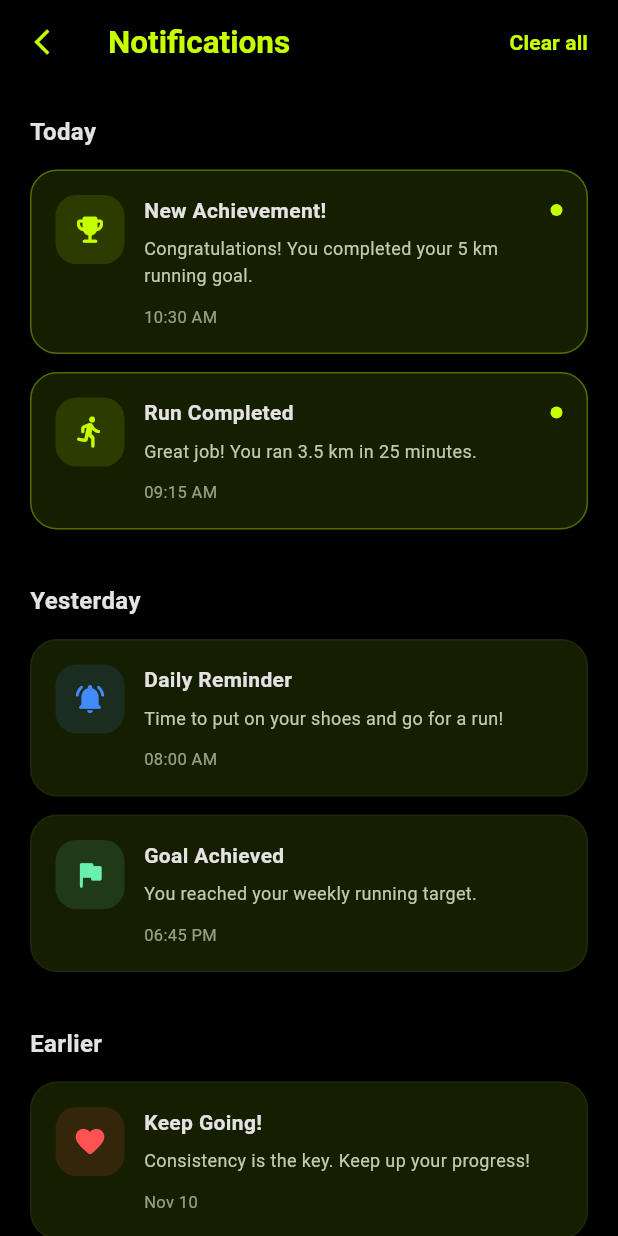
After one commit to TanvirAlHasib/runner, a Flutter app: the NotificationScreen screen opened by its route, on a phone screen of 412 x 824 dp. The commit adds this screen. Run offline on Flutter 3.47's test engine with Material 3 defaults, Android fonts, the phone set to English and light mode, and no system bars; our stand-ins replace cloud_firestore, firebase_core, fl_chart, flutter_local_notifications, flutter_svg, geolocator and 3 more; missing offline and left inert: flutter_polyline_points; accounts and stored records are empty.

Commit message:
feat: add basic notification screen

```diff
--- a/lib/routes/app_routes.dart
+++ b/lib/routes/app_routes.dart
@@ -4,6 +4,7 @@ import 'package:runner/constraints/color_constraints.dart';
 import 'package:runner/models/run_details_model.dart';
 import 'package:runner/screens/home_screen.dart';
 import 'package:runner/screens/map_screen.dart';
+import 'package:runner/screens/notification_screen.dart';
 import 'package:runner/screens/run_complete_preview.dart';
 import 'package:runner/screens/run_screen.dart';
 import 'package:runner/screens/splash_screen.dart';
@@ -16,6 +17,12 @@ final GoRouter router = GoRouter(
       path: "/",
       name: "splash",
       builder: (context, state) => SplashScreen(),
+    ),
+    // for notification screen
+    GoRoute(
+      path: "/notification",
+      name: "notification",
+      builder: (context, state) => NotificationScreen(),
     ),
     // for stateful bottom navigation
     StatefulShellRoute.indexedStack(
--- a/lib/screens/home_screen.dart
+++ b/lib/screens/home_screen.dart
@@ -1,5 +1,6 @@
 import 'package:fl_chart/fl_chart.dart';
 import 'package:flutter/material.dart';
+import 'package:go_router/go_router.dart';
 import 'package:lottie/lottie.dart';
 import 'package:runner/constraints/color_constraints.dart';
 
@@ -280,7 +281,9 @@ class _HomeScreenState extends State<HomeScreen> {
       automaticallyImplyLeading: false,
       actions: [
         IconButton(
-          onPressed: () {},
+          onPressed: () {
+            context.pushNamed("notification");
+          },
           icon: Icon(Icons.notifications_none, color: Color(ColorConstraints.buttonColor)),
         )
       ],
--- /dev/null
+++ b/lib/screens/notification_screen.dart
@@ -0,0 +1,226 @@
+
+import 'package:flutter/material.dart';
+import 'package:runner/constraints/color_constraints.dart';
+
+class NotificationScreen extends StatelessWidget {
+  const NotificationScreen({super.key});
+
+  Color get background => Color(ColorConstraints.splashBackground_0);
+  Color get cardColor => Color(ColorConstraints.backGroundColor);
+  Color get accent => Color(ColorConstraints.buttonColor);
+  Color get primaryText => Color(ColorConstraints.headLineFontColor);
+  Color get secondaryText => Color(ColorConstraints.bodyFontColor);
+
+  @override
+  Widget build(BuildContext context) {
+    return Scaffold(
+      backgroundColor: background,
+      appBar: AppBar(
+        backgroundColor: background,
+        elevation: 0,
+        leading: IconButton(
+          onPressed: () => Navigator.pop(context),
+          icon: Icon(
+            Icons.arrow_back_ios_new,
+            color: Color(ColorConstraints.buttonColor),
+            size: 20,
+          ),
+        ),
+        title: Text(
+          'Notifications',
+          style: TextStyle(
+            color: Color(ColorConstraints.buttonColor),
+            fontWeight: FontWeight.bold,
+            fontSize: 21,
+          ),
+        ),
+        actions: [
+          TextButton(
+            onPressed: () {},
+            child: Text(
+              'Clear all',
+              style: TextStyle(
+                color: accent,
+                fontWeight: FontWeight.w600,
+              ),
+            ),
+          ),
+          const SizedBox(width: 8),
+        ],
+      ),
+      body: ListView(
+        padding: const EdgeInsets.all(20),
+        children: [
+          _sectionTitle('Today', primaryText),
+
+          _notificationTile(
+            icon: Icons.emoji_events_rounded,
+            iconColor: accent,
+            title: 'New Achievement!',
+            message:
+            'Congratulations! You completed your 5 km running goal.',
+            time: '10:30 AM',
+            isUnread: true,
+          ),
+
+          _notificationTile(
+            icon: Icons.directions_run_rounded,
+            iconColor: accent,
+            title: 'Run Completed',
+            message: 'Great job! You ran 3.5 km in 25 minutes.',
+            time: '09:15 AM',
+            isUnread: true,
+          ),
+
+          const SizedBox(height: 24),
+
+          _sectionTitle('Yesterday', primaryText),
+
+          _notificationTile(
+            icon: Icons.notifications_active_rounded,
+            iconColor: Colors.blueAccent,
+            title: 'Daily Reminder',
+            message:
+            'Time to put on your shoes and go for a run!',
+            time: '08:00 AM',
+            isUnread: false,
+          ),
+
+          _notificationTile(
+            icon: Icons.flag_rounded,
+            iconColor: Colors.greenAccent,
+            title: 'Goal Achieved',
+            message:
+            'You reached your weekly running target.',
+            time: '06:45 PM',
+            isUnread: false,
+          ),
+
+          const SizedBox(height: 24),
+
+          _sectionTitle('Earlier', primaryText),
+
+          _notificationTile(
+            icon: Icons.favorite_rounded,
+            iconColor: Colors.redAccent,
+            title: 'Keep Going!',
+            message:
+            'Consistency is the key. Keep up your progress!',
+            time: 'Nov 10',
+            isUnread: false,
+          ),
+        ],
+      ),
+    );
+  }
+
+  Widget _sectionTitle(String title, Color color) {
+    return Padding(
+      padding: const EdgeInsets.only(bottom: 14),
+      child: Text(
+        title,
+        style: TextStyle(
+          fontSize: 16,
+          fontWeight: FontWeight.bold,
+          color: color,
+        ),
+      ),
+    );
+  }
+
+  Widget _notificationTile({
+    required IconData icon,
+    required Color iconColor,
+    required String title,
+    required String message,
+    required String time,
+    required bool isUnread,
+  }) {
+    return Container(
+      margin: const EdgeInsets.only(bottom: 12),
+      padding: const EdgeInsets.all(16),
+      decoration: BoxDecoration(
+        color: cardColor,
+        borderRadius: BorderRadius.circular(18),
+        border: Border.all(
+          color: isUnread
+              ? accent.withValues(alpha: 0.35)
+              : Colors.white.withValues(alpha: 0.04),
+        ),
+      ),
+      child: Row(
+        crossAxisAlignment: CrossAxisAlignment.start,
+        children: [
+          Container(
+            height: 46,
+            width: 46,
+            decoration: BoxDecoration(
+              color: iconColor.withValues(alpha: 0.13),
+              borderRadius: BorderRadius.circular(14),
+            ),
+            child: Icon(
+              icon,
+              color: iconColor,
+              size: 23,
+            ),
+          ),
+
+          const SizedBox(width: 13),
+
+          Expanded(
+            child: Column(
+              crossAxisAlignment: CrossAxisAlignment.start,
+              children: [
+                Row(
+                  children: [
+                    Expanded(
+                      child: Text(
+                        title,
+                        style: TextStyle(
+                          fontSize: 14,
+                          fontWeight: FontWeight.w700,
+                          color: primaryText,
+                        ),
+                      ),
+                    ),
+
+                    if (isUnread)
+                      Container(
+                        height: 8,
+                        width: 8,
+                        decoration: BoxDecoration(
+                          color: accent,
+                          shape: BoxShape.circle,
+                        ),
+                      ),
+                  ],
+                ),
+
+                const SizedBox(height: 7),
+
+                Text(
+                  message,
+                  style: TextStyle(
+                    fontSize: 12,
+                    height: 1.5,
+                    color: secondaryText,
+                  ),
+                ),
+
+                const SizedBox(height: 10),
+
+                Text(
+                  time,
+                  style: TextStyle(
+                    fontSize: 11,
+                    color: secondaryText.withValues(alpha: 0.75),
+                  ),
+                ),
+              ],
+            ),
+          ),
+        ],
+      ),
+    );
+  }
+}
```
